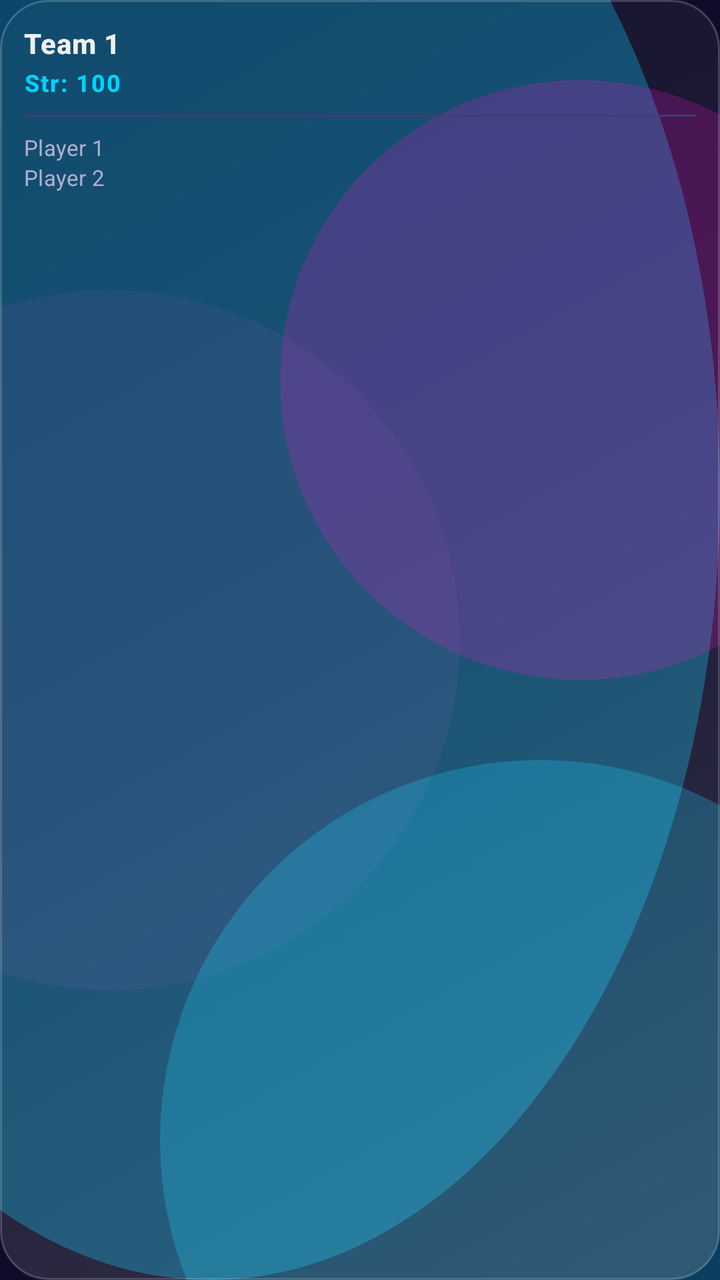
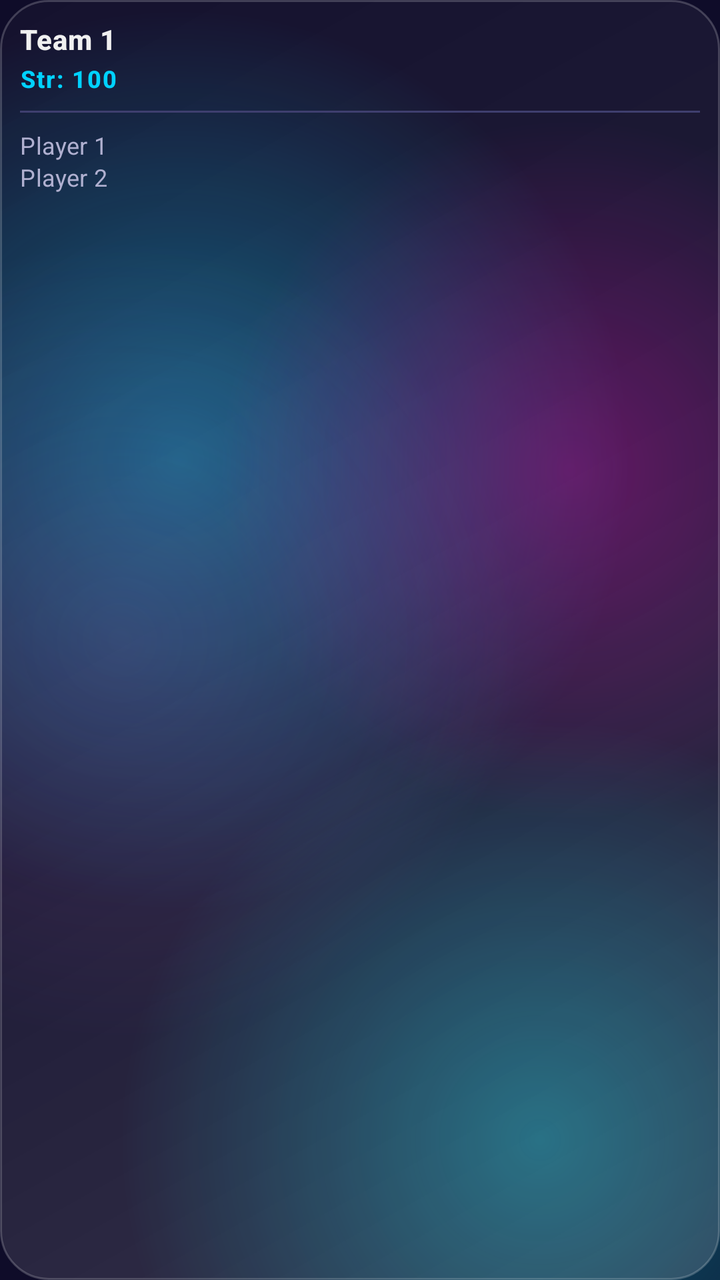

Before-and-after screenshots of an Android layout around one commit, followed by the original layout XML and the change that was made.
<!-- AndroidManifest.xml: application theme Theme.TeamBalancer -->
<!-- res/layout/item_history_team.xml -->
<?xml version="1.0" encoding="utf-8"?>
<LinearLayout xmlns:android="http://schemas.android.com/apk/res/android"
    xmlns:app="http://schemas.android.com/apk/res-auto"
    android:layout_width="152dp"
    android:layout_height="wrap_content"
    android:layout_marginEnd="12dp"
    android:background="@drawable/bg_surface_panel"
    android:orientation="vertical"
    android:padding="12dp">

    <TextView
        android:id="@+id/txtTeamName"
        android:layout_width="match_parent"
        android:layout_height="wrap_content"
        android:ellipsize="end"
        android:maxLines="1"
        android:text="Team 1"
        android:textAppearance="@style/TextAppearance.TeamBalancer.TitleSmall"
        android:textColor="@color/on_surface"
        android:textStyle="bold" />

    <TextView
        android:id="@+id/txtTeamStrength"
        android:layout_width="match_parent"
        android:layout_height="wrap_content"
        android:layout_marginTop="2dp"
        android:text="Str: 100"
        android:textAppearance="@style/TextAppearance.TeamBalancer.LabelMedium"
        android:textColor="@color/accent_cyan" />

    <View
        android:layout_width="match_parent"
        android:layout_height="1dp"
        android:layout_marginVertical="8dp"
        android:background="@color/divider" />

    <TextView
        android:id="@+id/txtTeamPlayers"
        android:layout_width="match_parent"
        android:layout_height="wrap_content"
        android:lineSpacingExtra="2dp"
        android:text="Player 1\nPlayer 2"
        android:textAppearance="@style/TextAppearance.TeamBalancer.BodyMedium"
        android:textColor="@color/on_surface_variant"
        android:textSize="11sp" />

</LinearLayout>
<!-- resources referenced by this layout -->
<resources>
  <style name="Base.Theme.TeamBalancer" parent="Theme.Material3.DayNight.NoActionBar">
          <item name="colorPrimary">@color/primary</item>
          <item name="colorOnPrimary">@color/white</item>
          <item name="colorPrimaryContainer">@color/primary_variant</item>
          <item name="colorOnPrimaryContainer">@color/white</item>
  
          <item name="colorSecondary">@color/secondary</item>
          <item name="colorOnSecondary">@color/on_secondary</item>
          <item name="colorSecondaryContainer">@color/surface_soft</item>
          <item name="colorOnSecondaryContainer">@color/white</item>
  
          <item name="colorTertiary">@color/accent</item>
          <item name="colorOnTertiary">@color/white</item>
  
          <item name="android:windowBackground">@drawable/bg_app_shell</item>
          <item name="colorSurface">@color/surface</item>
          <item name="colorOnSurface">@color/on_surface</item>
          <item name="colorSurfaceVariant">@color/divider</item>
          <item name="colorOnSurfaceVariant">@color/on_surface_variant</item>
          <item name="colorOutline">@color/divider</item>
  
          <item name="android:statusBarColor">@android:color/transparent</item>
          <item name="android:windowLightStatusBar">false</item>
          <item name="android:navigationBarColor">@color/background</item>
          <item name="android:windowLightNavigationBar">false</item>
  
          <item name="alertDialogTheme">@style/ThemeOverlay.TeamBalancer.Dialog</item>
          <item name="materialAlertDialogTheme">@style/ThemeOverlay.TeamBalancer.Dialog</item>
          <item name="popupMenuStyle">@style/Widget.TeamBalancer.PopupMenu</item>
          <item name="listPopupWindowStyle">@style/Widget.TeamBalancer.PopupMenu</item>
          <item name="materialButtonStyle">@style/Widget.TeamBalancer.Button</item>
  
          <item name="textAppearanceHeadlineLarge">@style/TextAppearance.TeamBalancer.HeadlineLarge</item>
          <item name="textAppearanceHeadlineMedium">@style/TextAppearance.TeamBalancer.HeadlineMedium</item>
          <item name="textAppearanceTitleLarge">@style/TextAppearance.TeamBalancer.TitleLarge</item>
          <item name="textAppearanceTitleMedium">@style/TextAppearance.TeamBalancer.TitleMedium</item>
          <item name="textAppearanceTitleSmall">@style/TextAppearance.TeamBalancer.TitleSmall</item>
          <item name="textAppearanceBodyLarge">@style/TextAppearance.TeamBalancer.BodyLarge</item>
          <item name="textAppearanceBodyMedium">@style/TextAppearance.TeamBalancer.BodyMedium</item>
          <item name="textAppearanceLabelLarge">@style/TextAppearance.TeamBalancer.LabelLarge</item>
          <item name="textAppearanceLabelMedium">@style/TextAppearance.TeamBalancer.LabelMedium</item>
  
          <item name="shapeAppearanceSmallComponent">@style/ShapeAppearance.TeamBalancer.Small</item>
          <item name="shapeAppearanceMediumComponent">@style/ShapeAppearance.TeamBalancer.Medium</item>
  
          
          <item name="autoCompleteTextViewStyle">@style/Widget.TeamBalancer.AutoCompleteTextView</item>
  
          <item name="toolbarStyle">@style/Widget.TeamBalancer.Toolbar</item>
          <item name="android:colorControlHighlight">@color/ripple_surface</item>
      </style>
  <!-- drawable bg_app_shell (drawable) -->
  <?xml version="1.0" encoding="utf-8"?>
  <layer-list xmlns:android="http://schemas.android.com/apk/res/android">
      <item android:drawable="@color/background" />
  
      
      <item android:top="-150dp" android:left="-150dp">
          <shape android:shape="oval">
              <size android:width="400dp" android:height="400dp" />
              <solid android:color="#4D00D2FF" /> 
          </shape>
      </item>
  
      
      <item android:gravity="end|top" android:right="-80dp" android:top="40dp">
          <shape android:shape="oval">
              <size android:width="300dp" android:height="300dp" />
              <solid android:color="#33FF00CC" /> 
          </shape>
      </item>
  
      
      <item android:gravity="start|center_vertical" android:left="-120dp">
          <shape android:shape="oval">
              <size android:width="350dp" android:height="350dp" />
              <solid android:color="#1A9D50BB" /> 
          </shape>
      </item>
  
      
      <item android:gravity="end|bottom" android:right="-100dp" android:bottom="-120dp">
          <shape android:shape="oval">
              <size android:width="380dp" android:height="380dp" />
              <solid android:color="#4000D2FF" /> 
          </shape>
      </item>
  </layer-list>
  <color name="background">#0F0C29</color>
  <!-- unchanged entries left out for length: 34 -->
</resources>

<!-- the commit's change to res/layout/item_history_team.xml (unified diff, before → after) -->
@@ -1,12 +1,11 @@
 <?xml version="1.0" encoding="utf-8"?>
 <LinearLayout xmlns:android="http://schemas.android.com/apk/res/android"
-    xmlns:app="http://schemas.android.com/apk/res-auto"
-    android:layout_width="152dp"
+    android:layout_width="144dp"
     android:layout_height="wrap_content"
-    android:layout_marginEnd="12dp"
+    android:layout_marginEnd="10dp"
     android:background="@drawable/bg_surface_panel"
     android:orientation="vertical"
-    android:padding="12dp">
+    android:padding="10dp">
 
     <TextView
         android:id="@+id/txtTeamName"
@@ -42,6 +41,6 @@
         android:text="Player 1\nPlayer 2"
         android:textAppearance="@style/TextAppearance.TeamBalancer.BodyMedium"
         android:textColor="@color/on_surface_variant"
-        android:textSize="11sp" />
+        android:textSize="12sp" />
 
 </LinearLayout>
<!-- resource entries referenced after the edit -->
@@ -23,8 +23,10 @@
   
           <item name="android:statusBarColor">@android:color/transparent</item>
           <item name="android:windowLightStatusBar">false</item>
-          <item name="android:navigationBarColor">@color/background</item>
+          <item name="android:navigationBarColor">@android:color/transparent</item>
           <item name="android:windowLightNavigationBar">false</item>
+          <item name="android:windowTranslucentStatus">true</item>
+          <item name="android:windowTranslucentNavigation">true</item>
   
           <item name="alertDialogTheme">@style/ThemeOverlay.TeamBalancer.Dialog</item>
           <item name="materialAlertDialogTheme">@style/ThemeOverlay.TeamBalancer.Dialog</item>
@@ -34,13 +36,16 @@
   
           <item name="textAppearanceHeadlineLarge">@style/TextAppearance.TeamBalancer.HeadlineLarge</item>
           <item name="textAppearanceHeadlineMedium">@style/TextAppearance.TeamBalancer.HeadlineMedium</item>
+          <item name="textAppearanceHeadlineSmall">@style/TextAppearance.TeamBalancer.HeadlineSmall</item>
           <item name="textAppearanceTitleLarge">@style/TextAppearance.TeamBalancer.TitleLarge</item>
           <item name="textAppearanceTitleMedium">@style/TextAppearance.TeamBalancer.TitleMedium</item>
           <item name="textAppearanceTitleSmall">@style/TextAppearance.TeamBalancer.TitleSmall</item>
           <item name="textAppearanceBodyLarge">@style/TextAppearance.TeamBalancer.BodyLarge</item>
           <item name="textAppearanceBodyMedium">@style/TextAppearance.TeamBalancer.BodyMedium</item>
+          <item name="textAppearanceBodySmall">@style/TextAppearance.TeamBalancer.BodySmall</item>
           <item name="textAppearanceLabelLarge">@style/TextAppearance.TeamBalancer.LabelLarge</item>
           <item name="textAppearanceLabelMedium">@style/TextAppearance.TeamBalancer.LabelMedium</item>
+          <item name="textAppearanceLabelSmall">@style/TextAppearance.TeamBalancer.LabelSmall</item>
   
           <item name="shapeAppearanceSmallComponent">@style/ShapeAppearance.TeamBalancer.Small</item>
           <item name="shapeAppearanceMediumComponent">@style/ShapeAppearance.TeamBalancer.Medium</item>
@@ -54,41 +59,73 @@
   <!-- drawable bg_app_shell (drawable) -->
   <?xml version="1.0" encoding="utf-8"?>
   <layer-list xmlns:android="http://schemas.android.com/apk/res/android">
-      <item android:drawable="@color/background" />
+      
+      <item android:drawable="@color/primary_dark" />
   
       
-      <item android:top="-150dp" android:left="-150dp">
+  
+      
+      <item android:top="-180dp" android:left="-180dp">
           <shape android:shape="oval">
-              <size android:width="400dp" android:height="400dp" />
-              <solid android:color="#4D00D2FF" /> 
+              <size android:width="450dp" android:height="450dp" />
+              <gradient
+                  android:type="radial"
+                  android:gradientRadius="225dp"
+                  android:startColor="#6600D2FF"
+                  android:endColor="#0000D2FF" />
           </shape>
       </item>
   
       
-      <item android:gravity="end|top" android:right="-80dp" android:top="40dp">
+      <item android:gravity="end|top" android:right="-100dp" android:top="60dp">
           <shape android:shape="oval">
-              <size android:width="300dp" android:height="300dp" />
-              <solid android:color="#33FF00CC" /> 
+              <size android:width="350dp" android:height="350dp" />
+              <gradient
+                  android:type="radial"
+                  android:gradientRadius="175dp"
+                  android:startColor="#4DFF00CC"
+                  android:endColor="#00FF00CC" />
           </shape>
       </item>
   
       
-      <item android:gravity="start|center_vertical" android:left="-120dp">
+      <item android:gravity="start|center_vertical" android:left="-140dp">
           <shape android:shape="oval">
-              <size android:width="350dp" android:height="350dp" />
-              <solid android:color="#1A9D50BB" /> 
+              <size android:width="400dp" android:height="400dp" />
+              <gradient
+                  android:type="radial"
+                  android:gradientRadius="200dp"
+                  android:startColor="#339D50BB"
+                  android:endColor="#009D50BB" />
           </shape>
       </item>
   
       
-      <item android:gravity="end|bottom" android:right="-100dp" android:bottom="-120dp">
+      <item android:gravity="end|bottom" android:right="-120dp" android:bottom="-140dp">
           <shape android:shape="oval">
-              <size android:width="380dp" android:height="380dp" />
-              <solid android:color="#4000D2FF" /> 
+              <size android:width="420dp" android:height="420dp" />
+              <gradient
+                  android:type="radial"
+                  android:gradientRadius="210dp"
+                  android:startColor="#5900F2FE"
+                  android:endColor="#0000F2FE" />
           </shape>
       </item>
+  
+      
   </layer-list>
-  <color name="background">#0F0C29</color>
+  <style name="TextAppearance.TeamBalancer.HeadlineSmall" parent="TextAppearance.Material3.HeadlineSmall">
+          <item name="android:textStyle">bold</item>
+          <item name="android:letterSpacing">0.0</item>
+      </style>
+  <style name="TextAppearance.TeamBalancer.BodySmall" parent="TextAppearance.Material3.BodySmall">
+          <item name="android:letterSpacing">0.01</item>
+      </style>
+  <style name="TextAppearance.TeamBalancer.LabelSmall" parent="TextAppearance.Material3.LabelSmall">
+          <item name="android:textStyle">bold</item>
+          <item name="android:letterSpacing">0.04</item>
+      </style>
+  <color name="primary_dark">#0F0C29</color>
   <!-- unchanged entries left out for length: 34 -->
 </resources>
 
